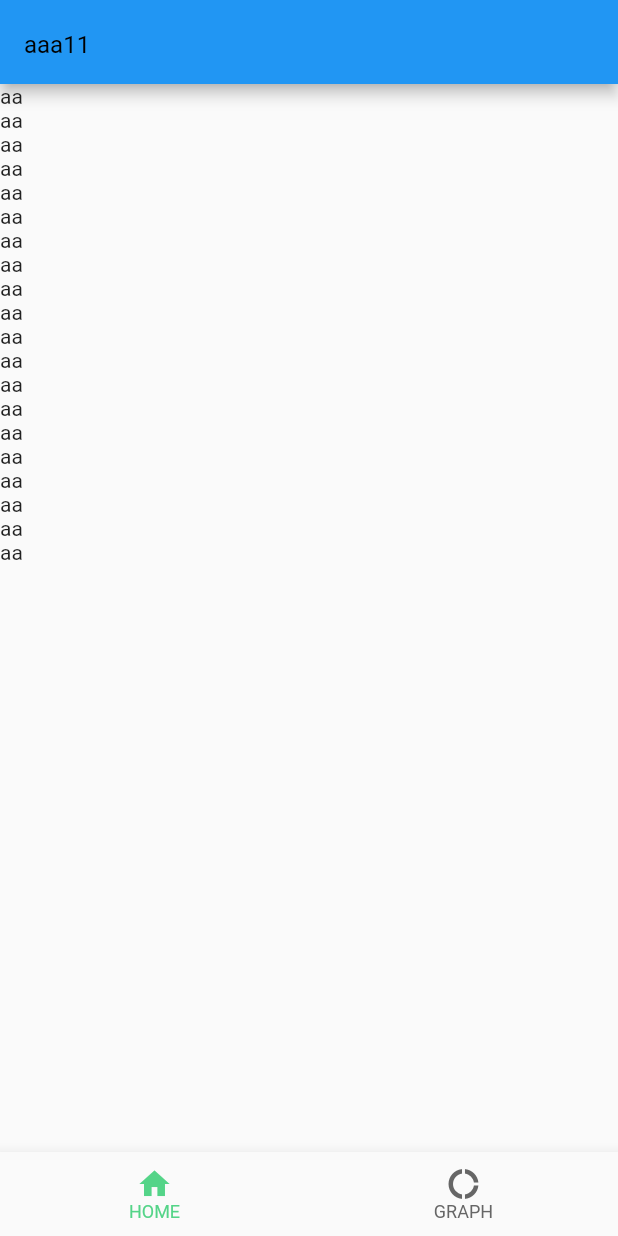
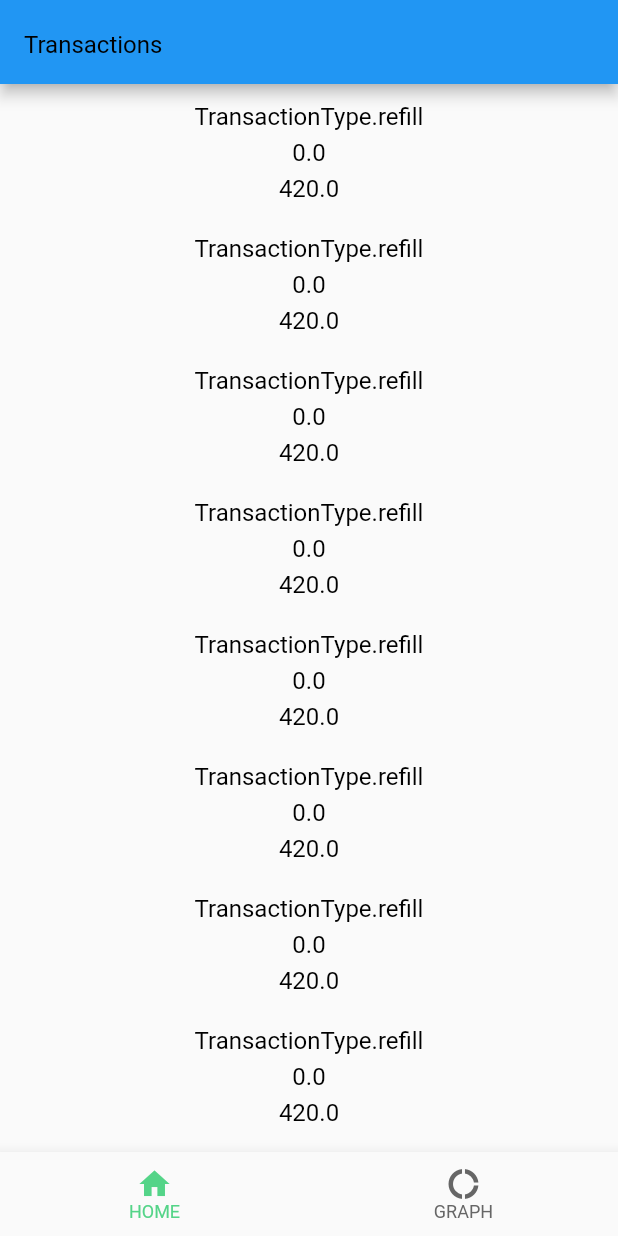
Before and after one commit to o-kravchenko-dex/test_flutter_proj, a Flutter app: the screen it shows after launch, on a phone screen of 412 x 824 dp. Run offline on Flutter 3.47's test engine with Material 2 defaults, Android fonts, the phone set to English and light mode, and no system bars; our stand-ins replace flutter_bloc, go_router, hive, hive_flutter, hydrated_bloc; accounts and stored records are empty.

Commit message:
added: added transactions list to Home

```diff
--- a/lib/api/mocks/mock_data_generator.dart
+++ b/lib/api/mocks/mock_data_generator.dart
@@ -5,7 +5,6 @@ const baseBoxKey = "baseBox";
 const transactionsBoxKey = "transactions";
 
 class MockDataGenerator {
-
   init() async {
     _generateTransactions();
   }
@@ -18,7 +17,15 @@ class MockDataGenerator {
     await box.put(transactionsBoxKey, transactions);
   }
 
-   void removeTransaction(int transactionId) {
+  Future<List<DetailedTransaction>> getTransactions() async {
+    final baseBox = Hive.box(baseBoxKey);
+
+    final List<DetailedTransaction> transactions = baseBox.get(transactionsBoxKey);
+
+    return transactions;
+  }
+
+  void removeTransaction(int transactionId) {
     final baseBox = Hive.box(baseBoxKey);
 
     final transactionList = baseBox.get(transactionsBoxKey);
--- /dev/null
+++ b/lib/bloc/bloc.dart
@@ -0,0 +1,2 @@
+export './transactions/transactions.dart';
+export './common/load_state.dart';
--- /dev/null
+++ b/lib/bloc/common/load_state.dart
@@ -0,0 +1,10 @@
+enum LoadState {
+  uninitialized,
+  idle,
+  loading,
+  error;
+
+  String toJson() => name;
+
+  static LoadState fromJson(String json) => values.byName(json);
+}
--- /dev/null
+++ b/lib/bloc/transactions/transactions.dart
@@ -0,0 +1 @@
+export 'transactions_bloc.dart';
--- /dev/null
+++ b/lib/bloc/transactions/transactions_bloc.dart
@@ -0,0 +1,41 @@
+import 'dart:async';
+
+import 'package:hydrated_bloc/hydrated_bloc.dart';
+import 'package:flutter/widgets.dart';
+import 'package:untitled_flutter_pr/api/api.dart';
+import 'package:untitled_flutter_pr/bloc/bloc.dart';
+import 'package:untitled_flutter_pr/models/detailed_transaction.dart';
+
+part "transactions_event.dart";
+
+part "transactions_state.dart";
+
+class TransactionsBloc extends HydratedBloc<TransactionsBlocEvent, TransactionsState> {
+  TransactionsBloc() : super(TransactionsState.initial()) {
+    on<TransactionsEventLoadData>(_loadTransactionsData);
+  }
+
+  Future<void> _loadTransactionsData(TransactionsEventLoadData event, Emitter<TransactionsState> emit) async {
+    try {
+      emit(state.copyWith(loadState: event.loadState, transactionsList: state.transactionsList));
+      final transactions = await MockDataGenerator().getTransactions();
+      emit(state.copyWith(loadState: LoadState.idle, transactionsList: transactions));
+      event.asyncCompletionHandler.complete(true);
+    } catch (error) {
+      emit(state.copyWith(
+        loadState: LoadState.error,
+        error: error.toString(),
+      ));
+    }
+  }
+
+  @override
+  TransactionsState? fromJson(Map<String, dynamic> json) {
+    return TransactionsState.fromJson(json);
+  }
+
+  @override
+  Map<String, dynamic>? toJson(TransactionsState state) {
+    return TransactionsState().toJson();
+  }
+}
--- /dev/null
+++ b/lib/bloc/transactions/transactions_event.dart
@@ -0,0 +1,13 @@
+part of "transactions_bloc.dart";
+
+@immutable
+abstract class TransactionsBlocEvent {
+  const TransactionsBlocEvent();
+}
+
+class TransactionsEventLoadData extends TransactionsBlocEvent {
+  final LoadState loadState;
+  final Completer<bool> asyncCompletionHandler = Completer<bool>();
+
+  TransactionsEventLoadData({this.loadState = LoadState.loading});
+}
--- /dev/null
+++ b/lib/bloc/transactions/transactions_state.dart
@@ -0,0 +1,34 @@
+part of "transactions_bloc.dart";
+
+class TransactionsState {
+  final LoadState loadState;
+  final List<DetailedTransaction>? transactionsList;
+  final String? error;
+
+  TransactionsState({this.transactionsList, this.loadState = LoadState.uninitialized, this.error});
+
+  TransactionsState.initial() : this();
+
+  TransactionsState copyWith({LoadState? loadState, List<DetailedTransaction>? transactionsList, String? error}) {
+    return TransactionsState(
+      loadState: loadState ?? this.loadState,
+      transactionsList: transactionsList ?? this.transactionsList,
+      error: error ?? this.error
+    );
+  }
+
+  toJson() => {
+    "error": error,
+    "loadState": loadState.toJson(),
+    "transactionsList": transactionsList,
+  };
+
+  static TransactionsState fromJson(Map<String, dynamic> json) => TransactionsState(
+    transactionsList: json["transactionsList"],
+    loadState: json['loadState'],
+    error: json["error"],
+  );
+
+  static List<DetailedTransaction> listFromJson(List? json) => (json ?? []).map((e) => DetailedTransaction.fromJson(e)).toList();
+
+}
--- a/lib/main.dart
+++ b/lib/main.dart
@@ -1,5 +1,9 @@
 import 'package:flutter/material.dart';
+import 'package:flutter_bloc/flutter_bloc.dart';
+import 'package:hydrated_bloc/hydrated_bloc.dart';
+import 'package:path_provider/path_provider.dart';
 import 'package:untitled_flutter_pr/api/api.dart';
+import 'package:untitled_flutter_pr/bloc/bloc.dart';
 import 'package:untitled_flutter_pr/models/detailed_transaction.dart';
 import 'package:untitled_flutter_pr/models/models.dart';
 import 'package:untitled_flutter_pr/routes/app_router.dart';
@@ -12,14 +16,18 @@ Future<void> initHive() async {
   Hive.registerAdapter(TransactionTypeAdapter());
 }
 
-
-Future<void> initAppTools() async{
+Future<void> initAppTools() async {
   await initHive();
   await MockDataGenerator().init();
 }
 
 void main() async {
   await initAppTools();
+
+  final storage = await HydratedStorage.build(
+    storageDirectory: await getTemporaryDirectory(),
+  );
+  HydratedBloc.storage = storage;
 
   runApp(const FlutterTest());
 }
@@ -29,9 +37,14 @@ class FlutterTest extends StatelessWidget {
 
   @override
   Widget build(BuildContext context) {
-    return MaterialApp.router(
-      title: "Flutter Test Project",
-      routerConfig: AppRouter().router,
+    return MultiBlocProvider(
+      providers: [
+        BlocProvider(create: (context) => TransactionsBloc()),
+      ],
+      child: MaterialApp.router(
+        title: "Flutter Test Project",
+        routerConfig: AppRouter().router,
+      ),
     );
   }
 }
--- a/lib/models/detailed_transaction.dart
+++ b/lib/models/detailed_transaction.dart
@@ -9,9 +9,13 @@ class DetailedTransaction extends BaseTransaction {
   @HiveField(4)
   final DateTime date;
   @HiveField(5)
-  late final double commission;
+  final double commission;
 
-  DetailedTransaction({required super.id}) : date = AppRandomizer().getRandomDate() {
-    commission = AppRandomizer().getRandomCommission(super.amount);
-  }
+  DetailedTransaction({required super.id})
+      : date = AppRandomizer().getRandomDate(),
+        commission = AppRandomizer().getRandomCommission();
+
+  static DetailedTransaction fromJson(Map<String, dynamic> json) => DetailedTransaction(
+        id: json["id"],
+      );
 }
--- a/lib/routes/app_router.dart
+++ b/lib/routes/app_router.dart
@@ -27,7 +27,7 @@ class AppRouter {
             path: AppRoutes.root,
             parentNavigatorKey: _shellNavigatorKey,
             pageBuilder: (context, state) => const NoTransitionPage(
-              child: HomeScreen(title: "aaa11"),
+              child: HomeScreen(title: "Transactions"),
             ),
           ),
           GoRoute(
--- a/lib/screens/auth/login/login.dart
+++ b/lib/screens/auth/login/login.dart
@@ -10,10 +10,10 @@ class Login extends StatefulWidget {
 class _LoginState extends State<Login> {
   @override
   Widget build(BuildContext context) {
-    return Scaffold(
+    return const Scaffold(
       body: Center(
         child: Text(
-          "11",
+          "login",
         ),
       ),
     );
--- a/lib/screens/home/home_screen.dart
+++ b/lib/screens/home/home_screen.dart
@@ -1,4 +1,6 @@
 import 'package:flutter/material.dart';
+import 'package:flutter_bloc/flutter_bloc.dart';
+import 'package:untitled_flutter_pr/bloc/bloc.dart';
 import 'package:untitled_flutter_pr/shared/widgets/label/label.dart';
 
 class HomeScreen extends StatefulWidget {
@@ -11,18 +13,51 @@ class HomeScreen extends StatefulWidget {
 }
 
 class _HomeScreenState extends State<HomeScreen> {
+  late final TransactionsBloc transactionsBloc;
+
+  Future<void> _fetchData() async {
+    final fetchDataEvent = TransactionsEventLoadData(loadState: LoadState.loading);
+    transactionsBloc.add(fetchDataEvent);
+  }
+
+  @override
+  void initState() {
+    transactionsBloc = context.read<TransactionsBloc>();
+    _fetchData();
+
+    super.initState();
+  }
+
   @override
   Widget build(BuildContext context) {
     return Scaffold(
       appBar: AppBar(
         title: Label(widget.title),
       ),
-      body: ListView.builder(
-        itemCount: 20,
-        itemBuilder: (context, index) {
-          return const Text(
-            'aa',
-          );
+      body: BlocBuilder<TransactionsBloc, TransactionsState>(
+        bloc: transactionsBloc,
+        builder: (BuildContext context, state) {
+          final transactions = state.transactionsList;
+          if (transactions != null) {
+            return ListView.builder(
+              itemCount: transactions.length,
+              itemBuilder: (context, index) {
+                final transaction = transactions[index];
+
+                return Container(
+                  padding: const EdgeInsets.all(8),
+                  child: Column(
+                    children: [
+                      Label(transaction.type.toString()),
+                      Label(transaction.commission.toString()),
+                      Label(transaction.amount.toString()),
+                    ],
+                  ),
+                );
+              },
+            );
+          }
+          return Container();
         },
       ),
     );
--- a/lib/shared/helpers/app_randomizer.dart
+++ b/lib/shared/helpers/app_randomizer.dart
@@ -30,7 +30,7 @@ class AppRandomizer {
     return _random.nextInt(1000);
   }
 
-  double getRandomCommission(double amount) {
+  double getRandomCommission() {
     return _random.nextInt(10).toDouble();
   }
 }
--- a/pubspec.yaml
+++ b/pubspec.yaml
@@ -39,7 +39,7 @@ dependencies:
   hive_flutter: ^1.1.0
   hive_generator: ^2.0.0
   hydrated_bloc: ^9.1.0
-
+  path_provider: ^2.0.12
   # The following adds the Cupertino Icons font to your application.
   # Use with the CupertinoIcons class for iOS style icons.
   cupertino_icons: ^1.0.2
```
Also changed, not shown: lib/models/detailed_transaction.g.dart, pubspec.lock.
